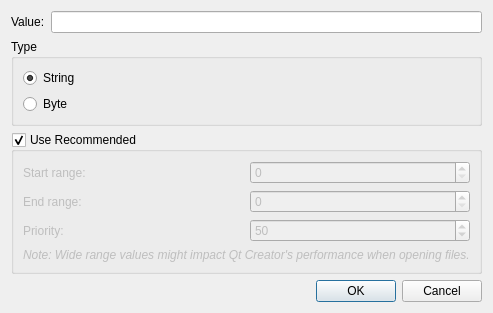
Before: the Qt Designer form src/plugins/coreplugin/mimetypemagicdialog.ui in qt-creator/qt-creator, drawn with Qt 5.
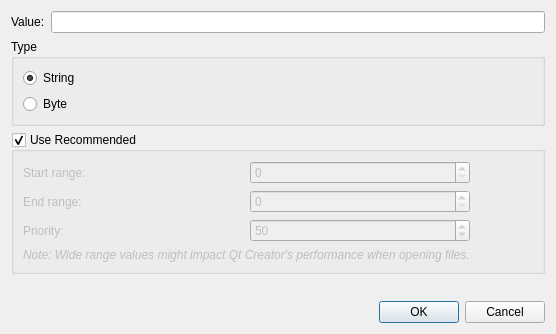
After: the same form once the commit is applied.

```diff
--- a/src/plugins/coreplugin/mimetypemagicdialog.ui
+++ b/src/plugins/coreplugin/mimetypemagicdialog.ui
@@ -6,8 +6,8 @@
    <rect>
     <x>0</x>
     <y>0</y>
-    <width>480</width>
-    <height>286</height>
+    <width>556</width>
+    <height>334</height>
    </rect>
   </property>
   <property name="windowTitle">
```
Left out of the diff: 6 changed lines with no effect on the pictures.
